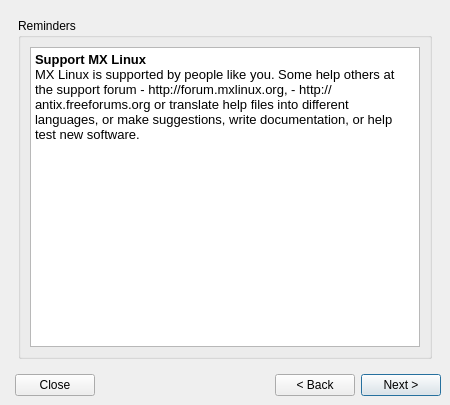
anticapitalista/MX-installer, file meinstall.ui: the form before one commit.
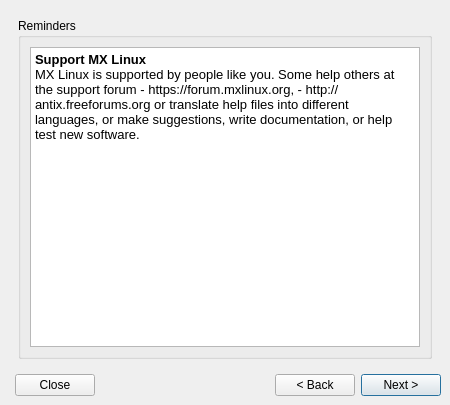
The form after the commit. The open tabs and pages were chosen to show the change.

Diff of the .ui file:
```diff
--- a/meinstall.ui
+++ b/meinstall.ui
@@ -2159,7 +2159,7 @@
 p, li { white-space: pre-wrap; }
 &lt;/style&gt;&lt;/head&gt;&lt;body style=&quot; font-family:'Droid Sans'; font-size:10pt; font-weight:400; font-style:normal;&quot;&gt;
 &lt;p style=&quot; margin-top:0px; margin-bottom:0px; margin-left:0px; margin-right:0px; -qt-block-indent:0; text-indent:0px;&quot;&gt;&lt;span style=&quot; font-family:'Sans'; font-weight:600;&quot;&gt;Support MX Linux&lt;/span&gt;&lt;/p&gt;
-&lt;p style=&quot; margin-top:0px; margin-bottom:0px; margin-left:0px; margin-right:0px; -qt-block-indent:0; text-indent:0px;&quot;&gt;&lt;span style=&quot; font-family:'Sans';&quot;&gt;MX Linux is supported by people like you. Some help others at the support forum - http://forum.mxlinux.org, - http://antix.freeforums.org or translate help files into different languages, or make suggestions, write documentation, or help test new software.&lt;/span&gt;&lt;/p&gt;&lt;/body&gt;&lt;/html&gt;</string>
+&lt;p style=&quot; margin-top:0px; margin-bottom:0px; margin-left:0px; margin-right:0px; -qt-block-indent:0; text-indent:0px;&quot;&gt;&lt;span style=&quot; font-family:'Sans';&quot;&gt;MX Linux is supported by people like you. Some help others at the support forum - https://forum.mxlinux.org, - http://antix.freeforums.org or translate help files into different languages, or make suggestions, write documentation, or help test new software.&lt;/span&gt;&lt;/p&gt;&lt;/body&gt;&lt;/html&gt;</string>
             </property>
            </widget>
           </item>
```
Left out of the diff: 2 changed lines with no effect on the pictures.
